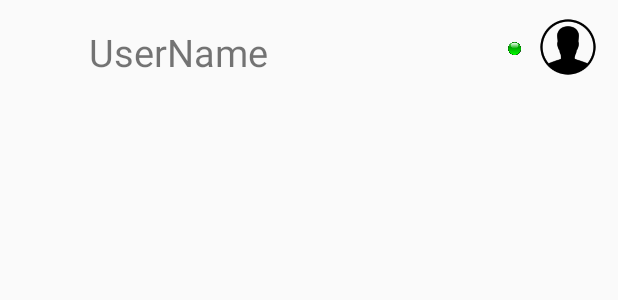
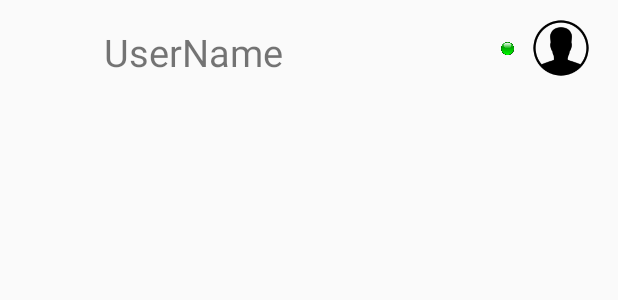
Before and after one commit to faizrehman1/ChatApplication, an Android app: the layout contact_viewadapter.xml on its own in the app's theme, with its tools: preview values and no code run, on a phone screen of 412 x 824 dp. Shown: the top 300 px of the screen. Run offline under Robolectric (Android 15) with nearby library versions, the phone set to English and light mode, and no system bars.

Commit message:
some changes in Left right message view

```diff
--- a/ChatApplication/app/src/main/res/layout/contact_viewadapter.xml
+++ b/ChatApplication/app/src/main/res/layout/contact_viewadapter.xml
@@ -14,9 +14,10 @@
 
 
     <TextView
+        android:layout_marginLeft="10dp"
         android:id="@+id/name_View_ContacList"
         android:layout_width="wrap_content"
-        android:layout_height="41dp"
+        android:layout_height="wrap_content"
         android:layout_alignParentTop="true"
         android:layout_toEndOf="@+id/image_View_ContacList"
         android:layout_toRightOf="@+id/image_View_ContacList"
@@ -28,11 +29,11 @@
 
         android:layout_width="45dp"
         android:layout_height="45dp"
-        android:layout_marginRight="5dp"
+        android:layout_marginRight="10dp"
         android:layout_alignParentEnd="true"
         android:layout_alignParentRight="true"
         android:layout_alignParentTop="true"
-        android:layout_marginTop="3dp"
+        android:layout_marginTop="4dp"
         android:src="@drawable/contact"
         android:id="@+id/imageView3" />
 
--- a/ChatApplication/app/src/main/res/layout/message_left_side_layout.xml
+++ b/ChatApplication/app/src/main/res/layout/message_left_side_layout.xml
@@ -24,6 +24,8 @@
         android:layout_alignParentEnd="true" />
 
     <TextView
+        android:layout_marginLeft="5dp"
+        android:layout_marginRight="5dp"
         android:id="@+id/messageView"
         android:layout_width="wrap_content"
         android:layout_height="match_parent"
```
Also changed, not shown: ChatApplication/app/src/main/res/layout/message_right_side_layout.xml (+16 -18 lines).
